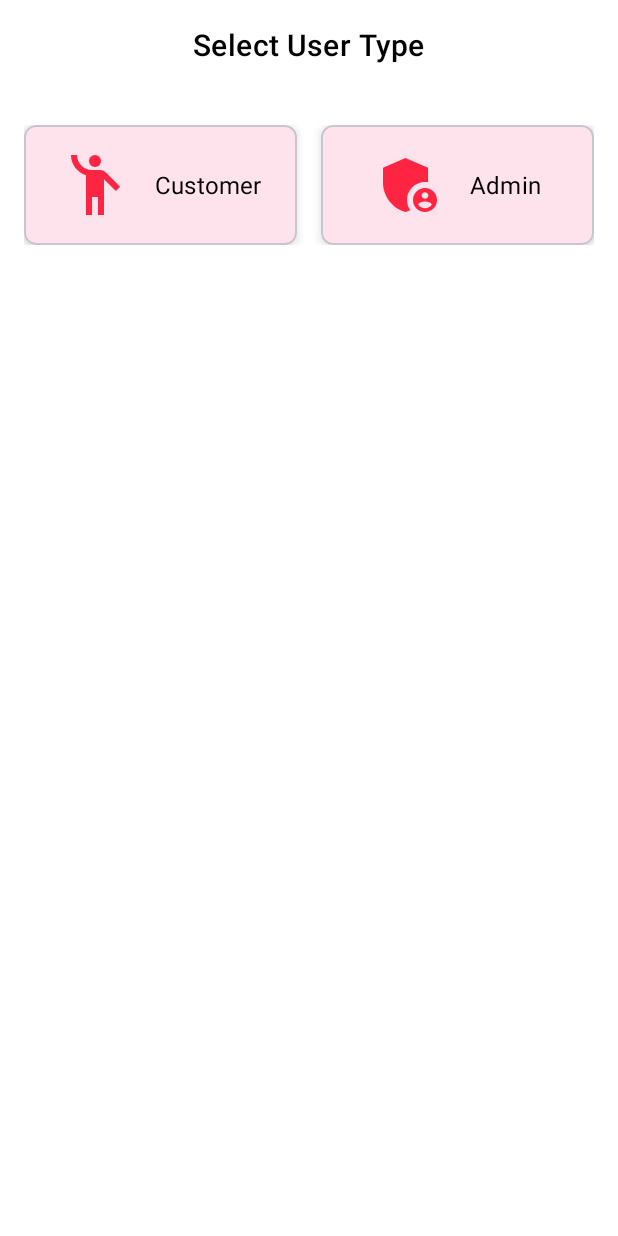
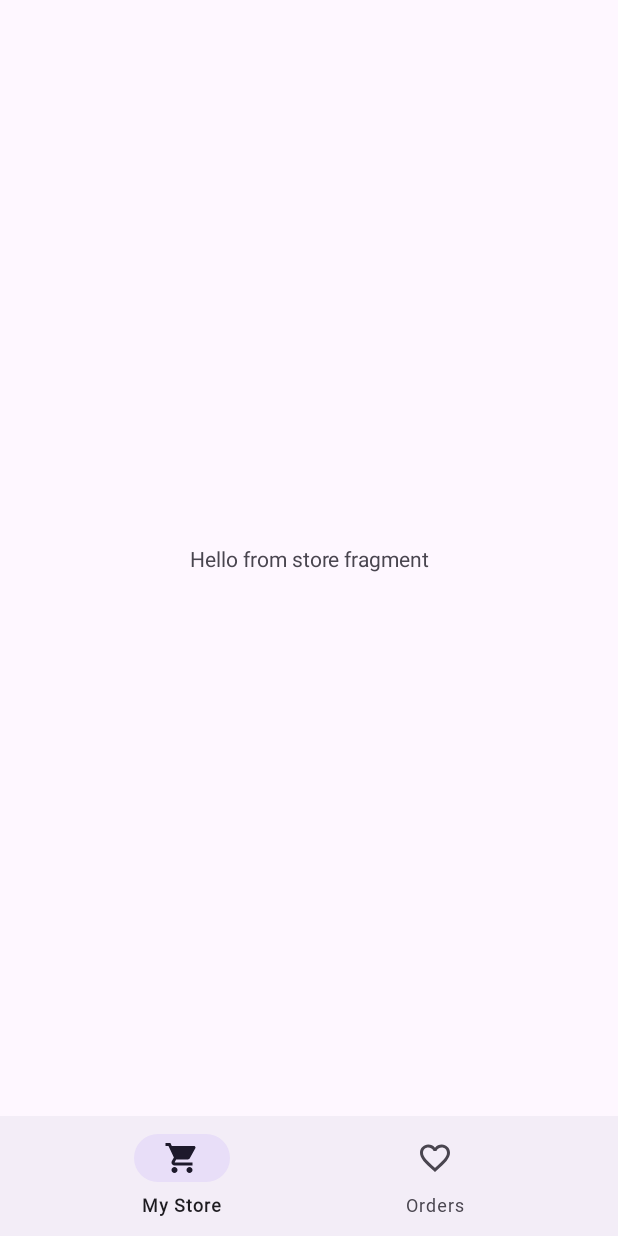
Before and after one commit to Techtailor45/kamakshi, an Android app: the screen it shows after launch (LoginSignUpActivity before the commit, HomeActivity after it), on a phone screen of 412 x 824 dp. Run offline under Robolectric (Android 15) with nearby library versions, the phone set to English and light mode, and no system bars; our stand-ins replace Firebase (no records; nobody signed in at launch, a user with empty details on screens opened directly), navigation-ui.

Commit message:
homescreen made with bottomnavigation and nav graph

```diff
--- a/androidApp/build.gradle.kts
+++ b/androidApp/build.gradle.kts
@@ -58,6 +58,7 @@ dependencies {
     implementation(libs.play.services.auth)
     implementation(libs.glide)
     implementation(libs.firebase.auth)
+    implementation(libs.androidx.navigation.fragment)
     annotationProcessor(libs.glide.compiler)
     implementation(libs.androidx.navigation.fragment.ktx)
     implementation(libs.androidx.navigation.ui.ktx)
--- a/androidApp/src/main/AndroidManifest.xml
+++ b/androidApp/src/main/AndroidManifest.xml
@@ -1,21 +1,22 @@
 <?xml version="1.0" encoding="utf-8"?>
 <manifest xmlns:android="http://schemas.android.com/apk/res/android">
 
-    <uses-permission android:name="android.permission.INTERNET"/>
-    <uses-permission android:name="android.permission.ACCESS_NETWORK_STATE"/>
+    <uses-permission android:name="android.permission.INTERNET" />
+    <uses-permission android:name="android.permission.ACCESS_NETWORK_STATE" />
 
     <application
+        android:name=".MyApplication"
         android:allowBackup="false"
-        android:name=".MyApplication"
         android:supportsRtl="true"
         android:theme="@style/App.Theme.Light.Default">
         <activity
-            android:name=".loginregisterauth.LoginSignUpActivity"
+            android:name=".landingScreen.HomeActivity"
             android:exported="true">
             <intent-filter>
                 <action android:name="android.intent.action.MAIN" />
                 <category android:name="android.intent.category.LAUNCHER" />
             </intent-filter>
         </activity>
+<!--        <activity android:name=".landingScreen.HomeActivity" />-->
     </application>
 </manifest>
--- a/androidApp/src/main/java/com/example/tecktailor/android/landingScreen/HomeActivity.kt
+++ b/androidApp/src/main/java/com/example/tecktailor/android/landingScreen/HomeActivity.kt
@@ -1,7 +1,37 @@
 package com.example.tecktailor.android.landingScreen
 
-import androidx.appcompat.app.AppCompatActivity
+import android.os.Bundle
+import androidx.navigation.NavController
 import com.example.tecktailor.android.common.base.BaseActivity
+import com.example.tecktailor.android.databinding.ActivityHomeBinding
+import androidx.navigation.fragment.NavHostFragment
+import androidx.navigation.ui.NavigationUI
+import androidx.navigation.ui.setupWithNavController
+import com.example.tecktailor.android.R
 
 class HomeActivity : BaseActivity() {
+
+    private lateinit var binding: ActivityHomeBinding
+
+     private lateinit var mNavController: NavController
+
+    override fun onCreate(savedInstanceState: Bundle?) {
+        super.onCreate(savedInstanceState)
+        binding = ActivityHomeBinding.inflate(layoutInflater)
+        setContentView(binding.root)
+        setupNavigation()
+    }
+
+    private fun setupNavigation() {
+        val navHostFragment =
+            supportFragmentManager.findFragmentById(binding.navHostFragment.id) as NavHostFragment
+        if (navHostFragment == null) {
+            // Add debug log if NavHostFragment is null
+            throw NullPointerException("NavHostFragment is null")
+        } else {
+            mNavController = navHostFragment.navController
+            mNavController.setGraph(R.navigation.nav_graph_home)
+            binding.bottomNavigationView.setupWithNavController(mNavController)
+        }
+    }
 }
--- /dev/null
+++ b/androidApp/src/main/java/com/example/tecktailor/android/landingScreen/fragments/MyOrdersFragment.kt
@@ -0,0 +1,27 @@
+package com.example.tecktailor.android.landingScreen.fragments
+
+import android.os.Bundle
+import android.view.LayoutInflater
+import android.view.View
+import android.view.ViewGroup
+import com.example.tecktailor.android.common.base.BaseFragment
+import com.example.tecktailor.android.databinding.FragmentMyOrdersBinding
+
+class MyOrdersFragment : BaseFragment<FragmentMyOrdersBinding>() {
+
+    override fun inflateBinding(inflater: LayoutInflater, container: ViewGroup?): FragmentMyOrdersBinding {
+        return FragmentMyOrdersBinding.inflate(inflater, container, false)
+    }
+
+    override fun fetchData() {
+        // Fetch data if necessary
+    }
+
+    override fun setUpViews() {
+        // Set up your views here
+    }
+
+    override fun setUpListeners() {
+        // Set up your listeners here
+    }
+}
--- /dev/null
+++ b/androidApp/src/main/java/com/example/tecktailor/android/landingScreen/fragments/StoreFragment.kt
@@ -0,0 +1,28 @@
+package com.example.tecktailor.android.landingScreen.fragments
+
+import android.view.LayoutInflater
+import android.view.ViewGroup
+import com.example.tecktailor.android.common.base.BaseFragment
+import com.example.tecktailor.android.databinding.FragmentStoreBinding
+
+class StoreFragment : BaseFragment<FragmentStoreBinding>() {
+
+    override fun inflateBinding(
+        inflater: LayoutInflater,
+        container: ViewGroup?
+    ): FragmentStoreBinding {
+        return FragmentStoreBinding.inflate(inflater, container, false)
+    }
+
+    override fun fetchData() {
+        // Fetch data if necessary
+    }
+
+    override fun setUpViews() {
+        // Set up your views here
+    }
+
+    override fun setUpListeners() {
+        // Set up your listeners here
+    }
+}
--- a/androidApp/src/main/java/com/example/tecktailor/android/loginregisterauth/LoginSignupBottomSheetFragment.kt
+++ b/androidApp/src/main/java/com/example/tecktailor/android/loginregisterauth/LoginSignupBottomSheetFragment.kt
@@ -95,6 +95,7 @@ class LoginSignupBottomSheetFragment : BottomSheetDialogFragment() {
                         val userUid = FirebaseAuth.getInstance().currentUser?.uid
                         if (userUid != null) {
                             //TODO
+                            //TODO show business setup flow if user type is admin and no busiess present]l
                             showToast("Login Successful")
 //                            userViewModel.fetchUser(userUid)
 //                            userViewModel.fetchUser.collect { data ->
--- /dev/null
+++ b/androidApp/src/main/res/drawable/ic_orders.xml
@@ -0,0 +1,5 @@
+<vector android:height="24dp" android:tint="#4463B3"
+    android:viewportHeight="24" android:viewportWidth="24"
+    android:width="24dp" xmlns:android="http://schemas.android.com/apk/res/android">
+    <path android:fillColor="@android:color/white" android:pathData="M16.5,3c-1.74,0 -3.41,0.81 -4.5,2.09C10.91,3.81 9.24,3 7.5,3 4.42,3 2,5.42 2,8.5c0,3.78 3.4,6.86 8.55,11.54L12,21.35l1.45,-1.32C18.6,15.36 22,12.28 22,8.5 22,5.42 19.58,3 16.5,3zM12.1,18.55l-0.1,0.1 -0.1,-0.1C7.14,14.24 4,11.39 4,8.5 4,6.5 5.5,5 7.5,5c1.54,0 3.04,0.99 3.57,2.36h1.87C13.46,5.99 14.96,5 16.5,5c2,0 3.5,1.5 3.5,3.5 0,2.89 -3.14,5.74 -7.9,10.05z"/>
+</vector>
--- /dev/null
+++ b/androidApp/src/main/res/drawable/ic_store.xml
@@ -0,0 +1,5 @@
+<vector android:height="24dp" android:tint="#4463B3"
+    android:viewportHeight="24" android:viewportWidth="24"
+    android:width="24dp" xmlns:android="http://schemas.android.com/apk/res/android">
+    <path android:fillColor="@android:color/white" android:pathData="M7,18c-1.1,0 -1.99,0.9 -1.99,2S5.9,22 7,22s2,-0.9 2,-2 -0.9,-2 -2,-2zM1,2v2h2l3.6,7.59 -1.35,2.45c-0.16,0.28 -0.25,0.61 -0.25,0.96 0,1.1 0.9,2 2,2h12v-2L7.42,15c-0.14,0 -0.25,-0.11 -0.25,-0.25l0.03,-0.12 0.9,-1.63h7.45c0.75,0 1.41,-0.41 1.75,-1.03l3.58,-6.49c0.08,-0.14 0.12,-0.31 0.12,-0.48 0,-0.55 -0.45,-1 -1,-1L5.21,4l-0.94,-2L1,2zM17,18c-1.1,0 -1.99,0.9 -1.99,2s0.89,2 1.99,2 2,-0.9 2,-2 -0.9,-2 -2,-2z"/>
+</vector>
--- /dev/null
+++ b/androidApp/src/main/res/layout/activity_home.xml
@@ -0,0 +1,25 @@
+<?xml version="1.0" encoding="utf-8"?>
+<LinearLayout xmlns:android="http://schemas.android.com/apk/res/android"
+    xmlns:app="http://schemas.android.com/apk/res-auto"
+    xmlns:tools="http://schemas.android.com/tools"
+    android:layout_width="match_parent"
+    android:layout_height="match_parent"
+    android:orientation="vertical"
+    tools:context=".landingScreen.HomeActivity">
+
+    <androidx.fragment.app.FragmentContainerView
+        android:id="@+id/nav_host_fragment"
+        android:name="androidx.navigation.fragment.NavHostFragment"
+        android:layout_width="match_parent"
+        android:layout_height="0dp"
+        android:layout_weight="1"
+        android:visibility="visible"
+        app:defaultNavHost="true" />
+
+    <com.google.android.material.bottomnavigation.BottomNavigationView
+        android:id="@+id/bottom_navigation_view"
+        android:layout_width="match_parent"
+        android:layout_height="wrap_content"
+        app:menu="@menu/bottom_nav_menu" />
+
+</LinearLayout>
--- /dev/null
+++ b/androidApp/src/main/res/layout/fragment_my_orders.xml
@@ -0,0 +1,20 @@
+<?xml version="1.0" encoding="utf-8"?>
+<androidx.constraintlayout.widget.ConstraintLayout xmlns:android="http://schemas.android.com/apk/res/android"
+    xmlns:app="http://schemas.android.com/apk/res-auto"
+    xmlns:tools="http://schemas.android.com/tools"
+    android:layout_width="match_parent"
+    android:layout_height="match_parent"
+    tools:context=".landingScreen.HomeActivity">
+
+    <!-- Add your views for the Dashboard fragment here -->
+
+    <TextView
+        android:layout_width="wrap_content"
+        android:layout_height="wrap_content"
+        android:text="Hello from My orders fragment"
+        app:layout_constraintTop_toTopOf="parent"
+        app:layout_constraintBottom_toBottomOf="parent"
+        app:layout_constraintLeft_toLeftOf="parent"
+        app:layout_constraintRight_toRightOf="parent"/>
+
+</androidx.constraintlayout.widget.ConstraintLayout>
--- /dev/null
+++ b/androidApp/src/main/res/layout/fragment_store.xml
@@ -0,0 +1,20 @@
+<?xml version="1.0" encoding="utf-8"?>
+<androidx.constraintlayout.widget.ConstraintLayout xmlns:android="http://schemas.android.com/apk/res/android"
+    xmlns:app="http://schemas.android.com/apk/res-auto"
+    xmlns:tools="http://schemas.android.com/tools"
+    android:layout_width="match_parent"
+    android:layout_height="match_parent"
+    tools:context=".landingScreen.HomeActivity">
+
+    <!-- Add your views for the Home fragment here -->
+
+    <TextView
+        android:layout_width="wrap_content"
+        android:layout_height="wrap_content"
+        android:text="Hello from store fragment"
+        app:layout_constraintTop_toTopOf="parent"
+        app:layout_constraintBottom_toBottomOf="parent"
+        app:layout_constraintLeft_toLeftOf="parent"
+        app:layout_constraintRight_toRightOf="parent"/>
+
+</androidx.constraintlayout.widget.ConstraintLayout>
--- /dev/null
+++ b/androidApp/src/main/res/menu/bottom_nav_menu.xml
@@ -0,0 +1,11 @@
+<?xml version="1.0" encoding="utf-8"?>
+<menu xmlns:android="http://schemas.android.com/apk/res/android">
+    <item
+        android:id="@+id/navigation_store"
+        android:icon="@drawable/ic_store"
+        android:title="@string/my_store" />
+    <item
+        android:id="@+id/navigation_my_orders"
+        android:icon="@drawable/ic_orders"
+        android:title="@string/orders" />
+</menu>
--- /dev/null
+++ b/androidApp/src/main/res/navigation/nav_graph_home.xml
@@ -0,0 +1,20 @@
+<?xml version="1.0" encoding="utf-8"?>
+<navigation xmlns:android="http://schemas.android.com/apk/res/android"
+    xmlns:app="http://schemas.android.com/apk/res-auto"
+    xmlns:tools="http://schemas.android.com/tools"
+    android:id="@+id/nav_graph"
+    app:startDestination="@id/navigation_store">
+
+    <fragment
+        android:id="@+id/navigation_store"
+        android:name="com.example.tecktailor.android.landingScreen.fragments.StoreFragment"
+        android:label="@string/my_store"
+        tools:layout="@layout/fragment_store">
+    </fragment>
+
+    <fragment
+        android:id="@+id/navigation_my_orders"
+        android:name="com.example.tecktailor.android.landingScreen.fragments.MyOrdersFragment"
+        android:label="@string/orders"
+        tools:layout="@layout/fragment_my_orders" />
+</navigation>
--- a/androidApp/src/main/res/values/strings.xml
+++ b/androidApp/src/main/res/values/strings.xml
@@ -53,4 +53,8 @@
     <string name="customer">Customer</string>
     <string name="admin">Admin</string>
 
+    <!--Home Base Strings-->
+    <string name="my_store">My Store </string>
+    <string name="orders">Orders</string>
+
 </resources>
--- a/gradle/libs.versions.toml
+++ b/gradle/libs.versions.toml
@@ -21,6 +21,7 @@ coroutines = "1.6.1"
 gson = "2.10.1"
 androidx-appcompat = "1.7.0"
 firebase-auth = "23.0.0"
+navigationFragment = "2.7.7"
 
 [libraries]
 kotlin-test = { module = "org.jetbrains.kotlin:kotlin-test", version.ref = "kotlin" }
@@ -73,6 +74,7 @@ kotlinx-serializationJson = { module = "org.jetbrains.kotlinx:kotlinx-serializat
 google-gson = { module = "com.google.code.gson:gson", version.ref = "gson" }
 appcompat = { group = "androidx.appcompat", name = "appcompat", version.ref = "androidx-appcompat" }
 firebase-auth = { group = "com.google.firebase", name = "firebase-auth", version.ref = "firebase-auth" }
+androidx-navigation-fragment = { group = "androidx.navigation", name = "navigation-fragment", version.ref = "navigationFragment" }
 
 [plugins]
 androidApplication = { id = "com.android.application", version.ref = "agp" }
```
